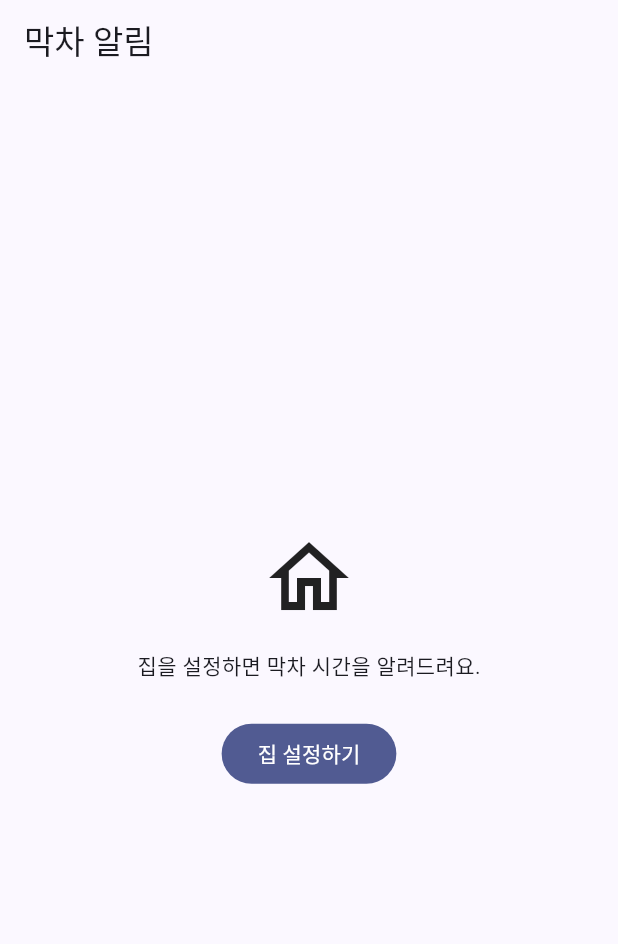
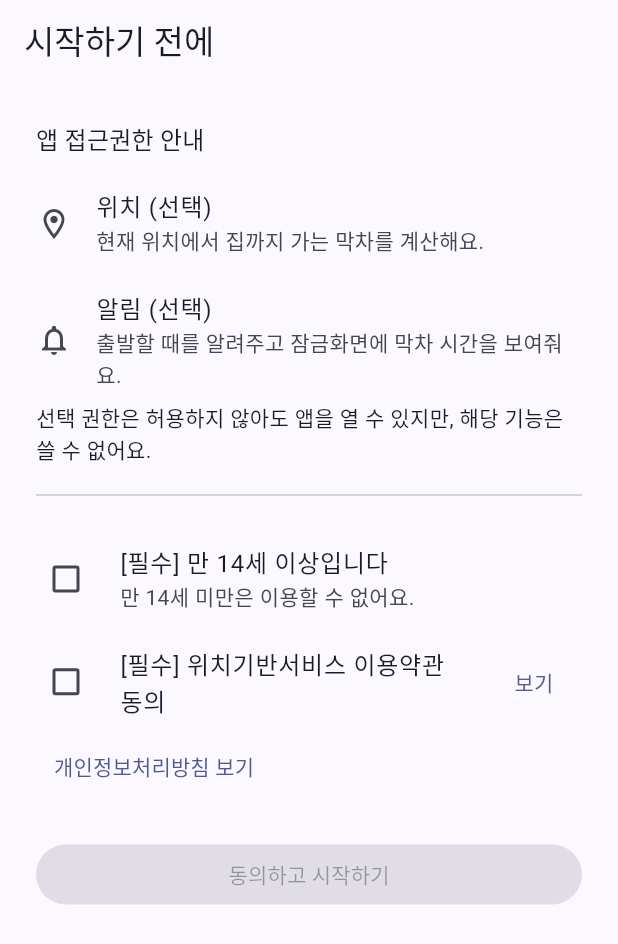
Before and after one commit to jap-del/App, a Flutter app: the screen it shows after launch, on a phone screen of 412 x 824 dp. Shown: the top 944 px of the screen. Run offline on Flutter 3.47's test engine with Material 3 defaults, Android fonts, the phone set to English and light mode, and no system bars; our stand-ins replace flutter_local_notifications, geolocator, google_mobile_ads, material_ui, shared_preferences, timezone.

Commit message:
Add consent screen, legal documents and location controls
Adds a first-run screen that explains app permissions and asks for the
required consents (age 14+, location-based service terms), in-app
privacy policy and terms loaded from docs/ so the same files can be
published with GitHub Pages, a settings screen with pause and withdraw
controls, data source attribution and open source licenses. Banner ads
now request non-personalized ads only.

Co-Authored-By: Claude Opus 5.5 <noreply@anthropic.com>
Claude-Session: https://claude.ai/code/session_0126Fc6j36cvhMbmfCv1XkQ2

```diff
--- /dev/null
+++ b/lib/legal/legal_documents.dart
@@ -0,0 +1,16 @@
+/// 앱 안에서 보여주는 법적 문서. 같은 파일이 웹(GitHub Pages)에도 올라간다.
+enum LegalDocument {
+  privacyPolicy('개인정보처리방침', 'docs/privacy-policy.md'),
+  locationTerms('위치기반서비스 이용약관', 'docs/location-terms.md');
+
+  const LegalDocument(this.title, this.assetPath);
+
+  final String title;
+  final String assetPath;
+}
+
+/// 앱이 쓰는 데이터의 출처. 공공데이터 이용 조건에 따라 표시한다.
+const dataSources = [
+  (name: '국토교통부 (TAGO) 버스·지하철 정보', via: '공공데이터포털 (data.go.kr)'),
+  (name: '서울시 지하철 실시간 정보', via: '서울 열린데이터광장 (data.seoul.go.kr)'),
+];
--- a/lib/main.dart
+++ b/lib/main.dart
@@ -1,5 +1,7 @@
 import 'package:material_ui/material_ui.dart';
 
+import 'legal/consent_store.dart';
+import 'screens/consent_screen.dart';
 import 'screens/home_screen.dart';
 import 'services/ads.dart';
 import 'services/location_service.dart';
@@ -14,12 +16,17 @@ Future<void> main() async {
   await initAds();
   runApp(
     LastTrainApp(
-      home: HomeScreen(
-        transit: createTransitService(),
-        settings: SettingsStore(),
-        locate: deviceLocation,
-        notifications: notifications,
-        adBanner: const AdBanner(),
+      home: AppGate(
+        consent: ConsentStore(),
+        homeBuilder: (consent, onWithdrawn) => HomeScreen(
+          transit: createTransitService(),
+          settings: SettingsStore(),
+          locate: deviceLocation,
+          consent: consent,
+          onWithdrawn: onWithdrawn,
+          notifications: notifications,
+          adBanner: const AdBanner(),
+        ),
       ),
     ),
   );
@@ -47,3 +54,48 @@ class LastTrainApp extends StatelessWidget {
     );
   }
 }
+
+/// 필수 동의가 없으면 동의 화면을, 있으면 첫 화면을 보여준다.
+class AppGate extends StatefulWidget {
+  const AppGate({super.key, required this.consent, required this.homeBuilder});
+
+  final ConsentStore consent;
+  final Widget Function(ConsentStore consent, VoidCallback onWithdrawn)
+  homeBuilder;
+
+  @override
+  State<AppGate> createState() => _AppGateState();
+}
+
+class _AppGateState extends State<AppGate> {
+  bool? _agreed;
+
+  @override
+  void initState() {
+    super.initState();
+    widget.consent.hasValidConsent().then((v) {
+      if (mounted) setState(() => _agreed = v);
+    });
+  }
+
+  void _onWithdrawn() {
+    // 설정 화면 위에 쌓인 화면을 닫고 동의 화면으로 돌아간다.
+    Navigator.of(context).popUntil((route) => route.isFirst);
+    setState(() => _agreed = false);
+  }
+
+  @override
+  Widget build(BuildContext context) {
+    final agreed = _agreed;
+    if (agreed == null) {
+      return const Scaffold(body: Center(child: CircularProgressIndicator()));
+    }
+    if (!agreed) {
+      return ConsentScreen(
+        store: widget.consent,
+        onAgreed: () => setState(() => _agreed = true),
+      );
+    }
+    return widget.homeBuilder(widget.consent, _onWithdrawn);
+  }
+}
--- /dev/null
+++ b/lib/screens/consent_screen.dart
@@ -0,0 +1,120 @@
+import 'package:material_ui/material_ui.dart';
+
+import '../legal/consent_store.dart';
+import '../legal/legal_documents.dart';
+import 'legal_document_screen.dart';
+
+/// 처음 실행할 때 접근권한을 안내하고 필수 동의를 받는다.
+class ConsentScreen extends StatefulWidget {
+  const ConsentScreen({super.key, required this.store, required this.onAgreed});
+
+  final ConsentStore store;
+  final VoidCallback onAgreed;
+
+  @override
+  State<ConsentScreen> createState() => _ConsentScreenState();
+}
+
+class _ConsentScreenState extends State<ConsentScreen> {
+  bool _over14 = false;
+  bool _locationTerms = false;
+  bool _saving = false;
+
+  bool get _canStart => _over14 && _locationTerms && !_saving;
+
+  void _open(LegalDocument document) {
+    Navigator.of(context).push(
+      MaterialPageRoute(
+        builder: (_) => LegalDocumentScreen(document: document),
+      ),
+    );
+  }
+
+  Future<void> _start() async {
+    setState(() => _saving = true);
+    await widget.store.recordConsent();
+    widget.onAgreed();
+  }
+
+  @override
+  Widget build(BuildContext context) {
+    final theme = Theme.of(context);
+    return Scaffold(
+      appBar: AppBar(title: const Text('시작하기 전에')),
+      body: SafeArea(
+        child: ListView(
+          padding: const EdgeInsets.all(24),
+          children: [
+            Text('앱 접근권한 안내', style: theme.textTheme.titleMedium),
+            const SizedBox(height: 8),
+            const _PermissionRow(
+              icon: Icons.location_on_outlined,
+              title: '위치 (선택)',
+              reason: '현재 위치에서 집까지 가는 막차를 계산해요.',
+            ),
+            const _PermissionRow(
+              icon: Icons.notifications_outlined,
+              title: '알림 (선택)',
+              reason: '출발할 때를 알려주고 잠금화면에 막차 시간을 보여줘요.',
+            ),
+            const Text('선택 권한은 허용하지 않아도 앱을 열 수 있지만, 해당 기능은 쓸 수 없어요.'),
+            const Divider(height: 40),
+            CheckboxListTile(
+              contentPadding: EdgeInsets.zero,
+              controlAffinity: ListTileControlAffinity.leading,
+              value: _over14,
+              onChanged: (v) => setState(() => _over14 = v ?? false),
+              title: const Text('[필수] 만 14세 이상입니다'),
+              subtitle: const Text('만 14세 미만은 이용할 수 없어요.'),
+            ),
+            CheckboxListTile(
+              contentPadding: EdgeInsets.zero,
+              controlAffinity: ListTileControlAffinity.leading,
+              value: _locationTerms,
+              onChanged: (v) => setState(() => _locationTerms = v ?? false),
+              title: const Text('[필수] 위치기반서비스 이용약관 동의'),
+              secondary: TextButton(
+                onPressed: () => _open(LegalDocument.locationTerms),
+                child: const Text('보기'),
+              ),
+            ),
+            Align(
+              alignment: Alignment.centerLeft,
+              child: TextButton(
+                onPressed: () => _open(LegalDocument.privacyPolicy),
+                child: const Text('개인정보처리방침 보기'),
+              ),
+            ),
+            const SizedBox(height: 24),
+            FilledButton(
+              onPressed: _canStart ? _start : null,
+              child: const Text('동의하고 시작하기'),
+            ),
+          ],
+        ),
+      ),
+    );
+  }
+}
+
+class _PermissionRow extends StatelessWidget {
+  const _PermissionRow({
+    required this.icon,
+    required this.title,
+    required this.reason,
+  });
+
+  final IconData icon;
+  final String title;
+  final String reason;
+
+  @override
+  Widget build(BuildContext context) {
+    return ListTile(
+      contentPadding: EdgeInsets.zero,
+      leading: Icon(icon),
+      title: Text(title),
+      subtitle: Text(reason),
+    );
+  }
+}
--- a/lib/services/ads.dart
+++ b/lib/services/ads.dart
@@ -42,7 +42,8 @@ class _AdBannerState extends State<AdBanner> {
     _ad = BannerAd(
       size: AdSize.banner,
       adUnitId: Platform.isIOS ? _bannerIos : _bannerAndroid,
-      request: const AdRequest(),
+      // 맞춤형 광고는 별도 동의(iOS는 추적 허용)가 필요해서 일반 광고만 요청한다.
+      request: const AdRequest(nonPersonalizedAds: true),
       listener: BannerAdListener(
         onAdLoaded: (_) {
           if (mounted) setState(() => _loaded = true);
--- a/pubspec.yaml
+++ b/pubspec.yaml
@@ -65,6 +65,11 @@ flutter:
   # the material Icons class.
   uses-material-design: true
 
+  # 개인정보처리방침과 위치기반서비스 이용약관. 웹(GitHub Pages)과 앱이 같은 파일을 쓴다.
+  assets:
+    - docs/privacy-policy.md
+    - docs/location-terms.md
+
   # To add assets to your application, add an assets section, like this:
   # assets:
   #   - images/a_dot_burr.jpeg
```
Also changed, not shown: lib/legal/consent_store.dart (added, +42 -0 lines), lib/screens/home_screen.dart (+39 -0 lines), lib/screens/legal_document_screen.dart (added, +65 -0 lines), lib/screens/settings_screen.dart (added, +137 -0 lines), 6 other files.
